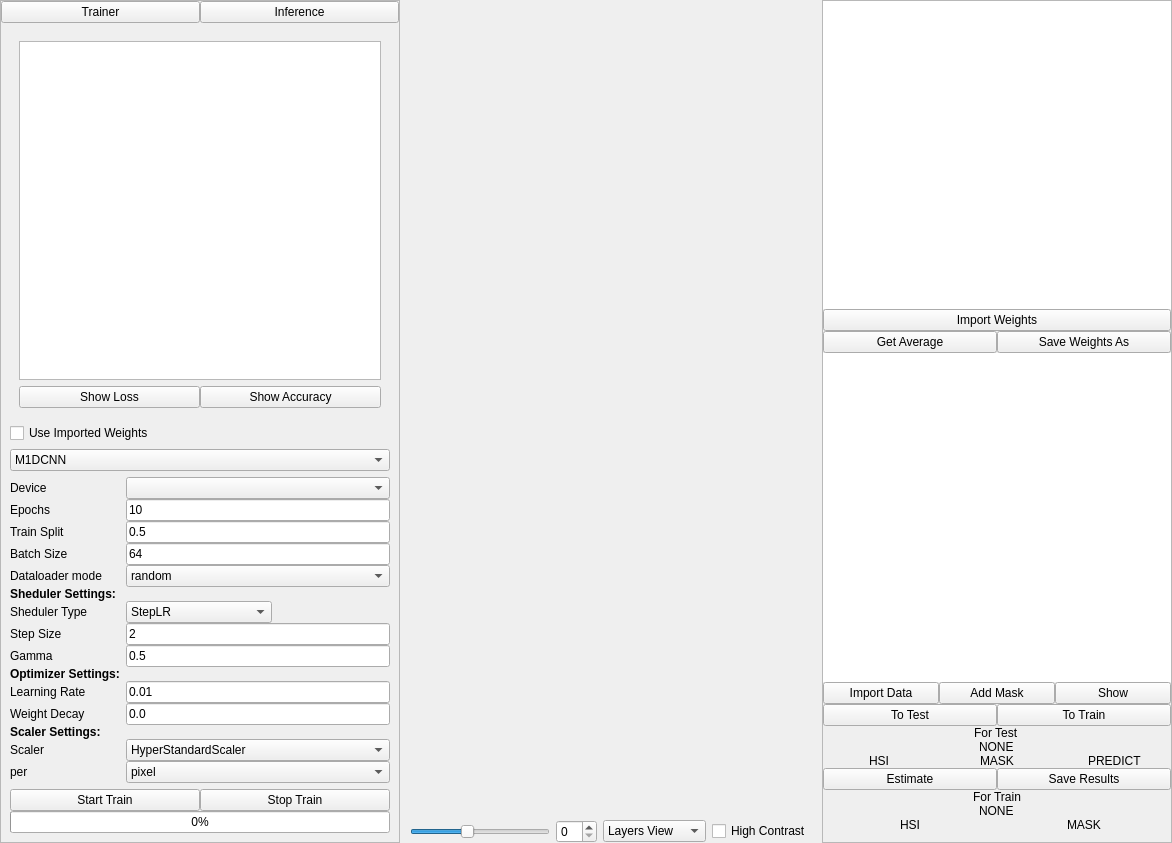
The window that gui/mac_trainer.ui (OpenHSL/OpenHSL) describes before a commit, drawn with Qt 5.
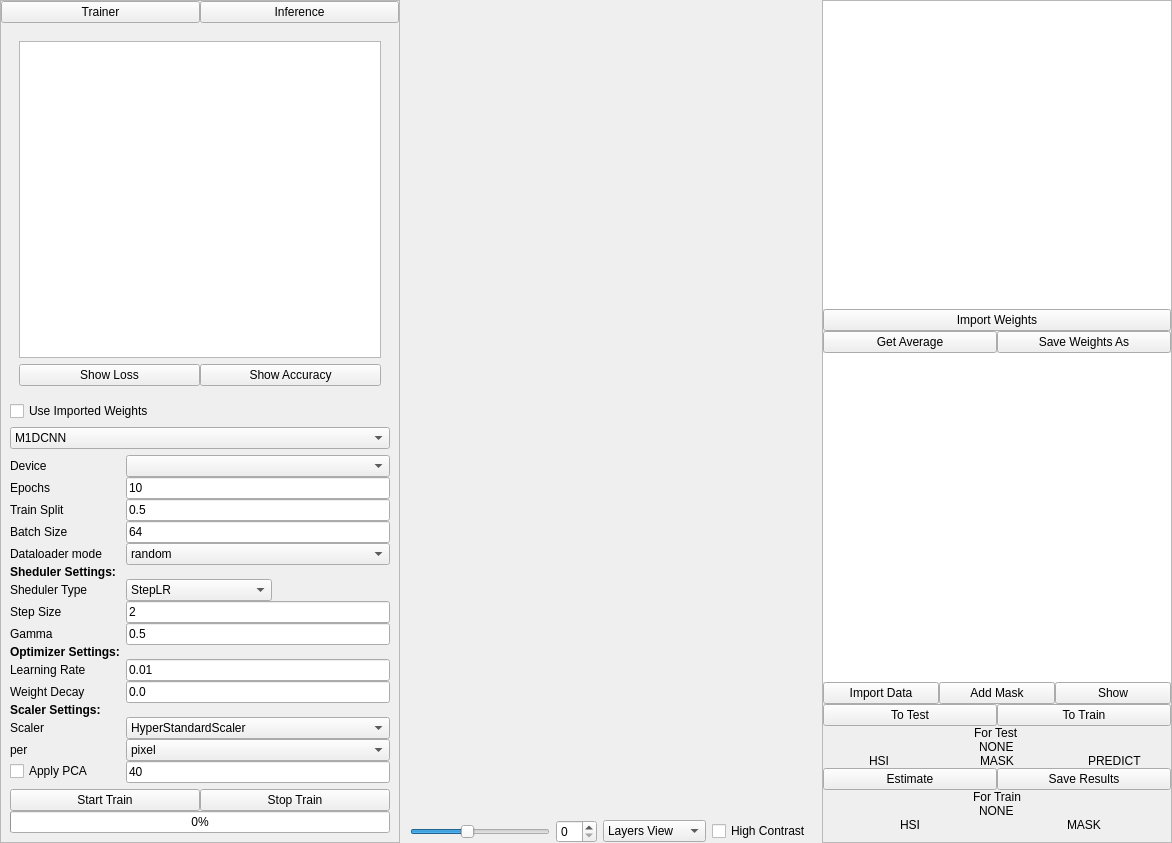
The same window after the commit. The open tabs and pages were chosen to show the change. Custom widgets are drawn as their Qt base class.

Commit message: add PCA to train

```diff
--- a/gui/mac_trainer.ui
+++ b/gui/mac_trainer.ui
@@ -821,6 +821,23 @@
                 </item>
                </widget>
               </item>
+              <item row="16" column="0">
+               <widget class="QCheckBox" name="apply_pca_check">
+                <property name="text">
+                 <string>Apply PCA</string>
+                </property>
+               </widget>
+              </item>
+              <item row="16" column="1">
+               <widget class="QLineEdit" name="pca_value_edit">
+                <property name="enabled">
+                 <bool>true</bool>
+                </property>
+                <property name="text">
+                 <string>40</string>
+                </property>
+               </widget>
+              </item>
              </layout>
             </widget>
            </item>
```
Left out of the diff: 2 changed lines with no effect on the pictures. The commit also changes 2 other files.
